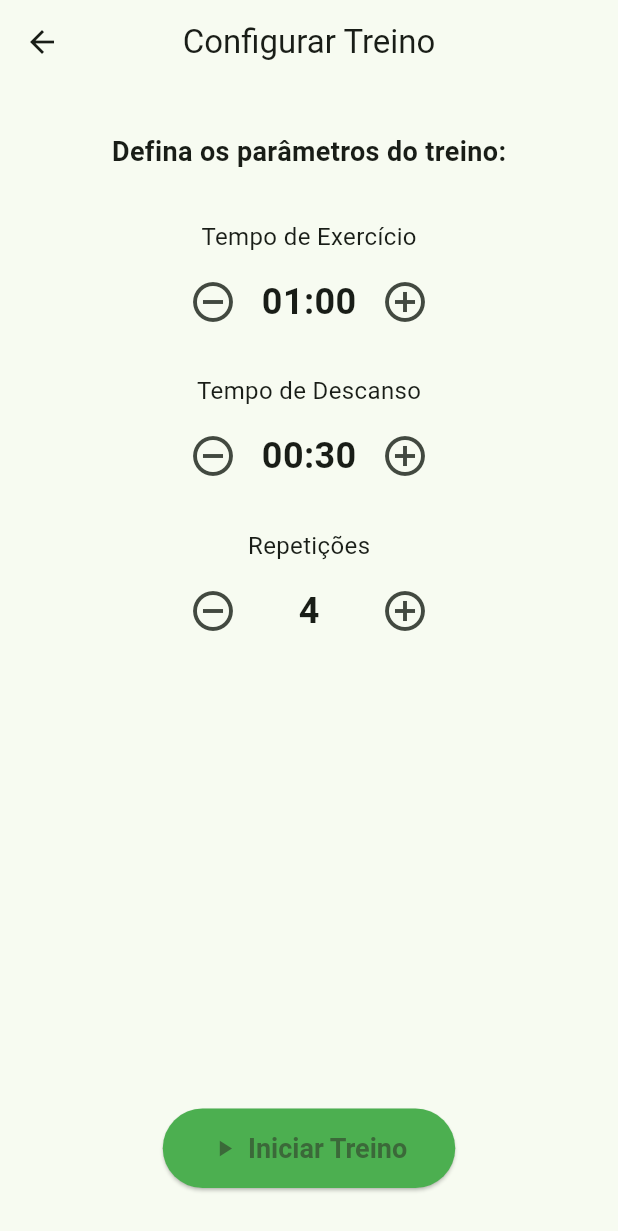
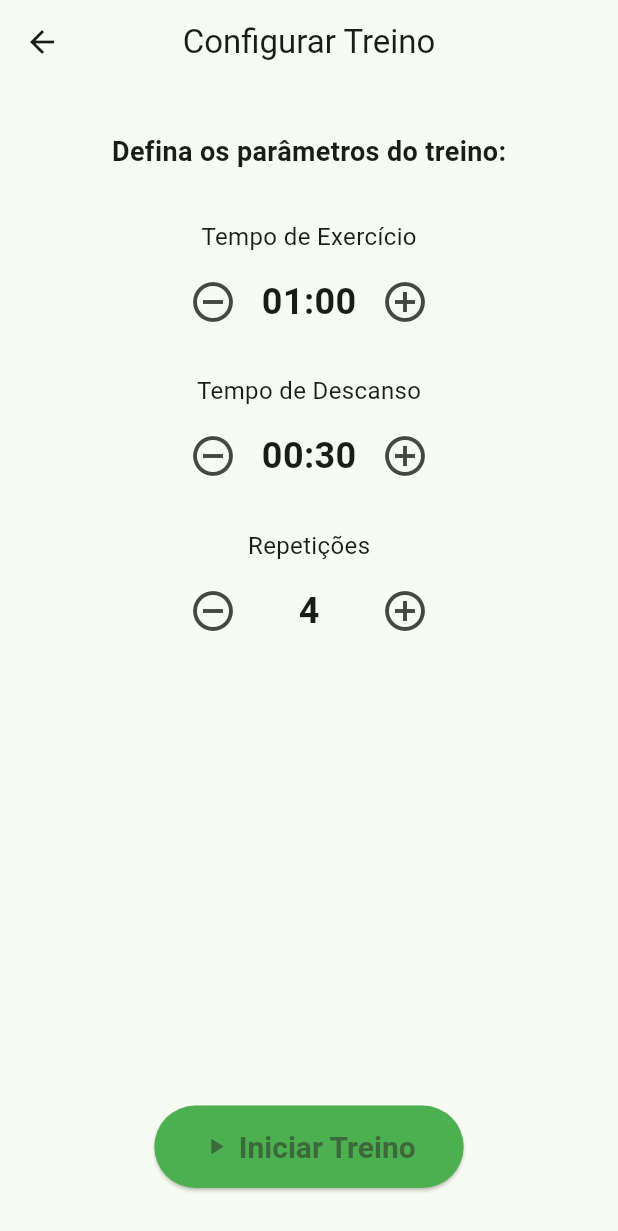
Before and after one commit to renanbaluarte/gymbuddy, a Flutter app: the CronometroScreen screen opened by its route, on a phone screen of 412 x 824 dp. Shown: the top 1231 px of the screen. Run offline on Flutter 3.47's test engine with Material 3 defaults, Android fonts, the phone set to English and light mode, and no system bars; our stand-ins replace audioplayers.

Commit message:
chat-style

```diff
--- a/lib/chat_screen.dart
+++ b/lib/chat_screen.dart
@@ -104,7 +104,7 @@ class _ChatScreenState extends State<ChatScreen> {
       appBar: AppBar(
         title: const Text("GymBuddy 🏋️"),
         centerTitle: true,
-        backgroundColor: Colors.lightGreenAccent[100],
+        backgroundColor: Colors.white,
       ),
       body: Column(
         children: [
--- a/lib/cronometro_screen.dart
+++ b/lib/cronometro_screen.dart
@@ -111,7 +111,7 @@ class _CronometroScreenState extends State<CronometroScreen> {
                 padding:
                 const EdgeInsets.symmetric(horizontal: 32, vertical: 16),
                 textStyle:
-                const TextStyle(fontSize: 18, fontWeight: FontWeight.bold),
+                const TextStyle(fontSize: 20, fontWeight: FontWeight.bold),
               ),
               onPressed: () {
                 Navigator.push(
--- a/lib/execucao_screen.dart
+++ b/lib/execucao_screen.dart
@@ -84,7 +84,7 @@ class _ExecucaoScreenState extends State<ExecucaoScreen> {
       context: context,
       builder: (_) => AlertDialog(
         title: const Text('Treino Concluído!'),
-        content: const Text('Parabéns por completar todos os ciclos.'),
+        //content: const Text('Parabéns por completar todos os ciclos.'),
         actions: [
           TextButton(
             onPressed: () {
```
